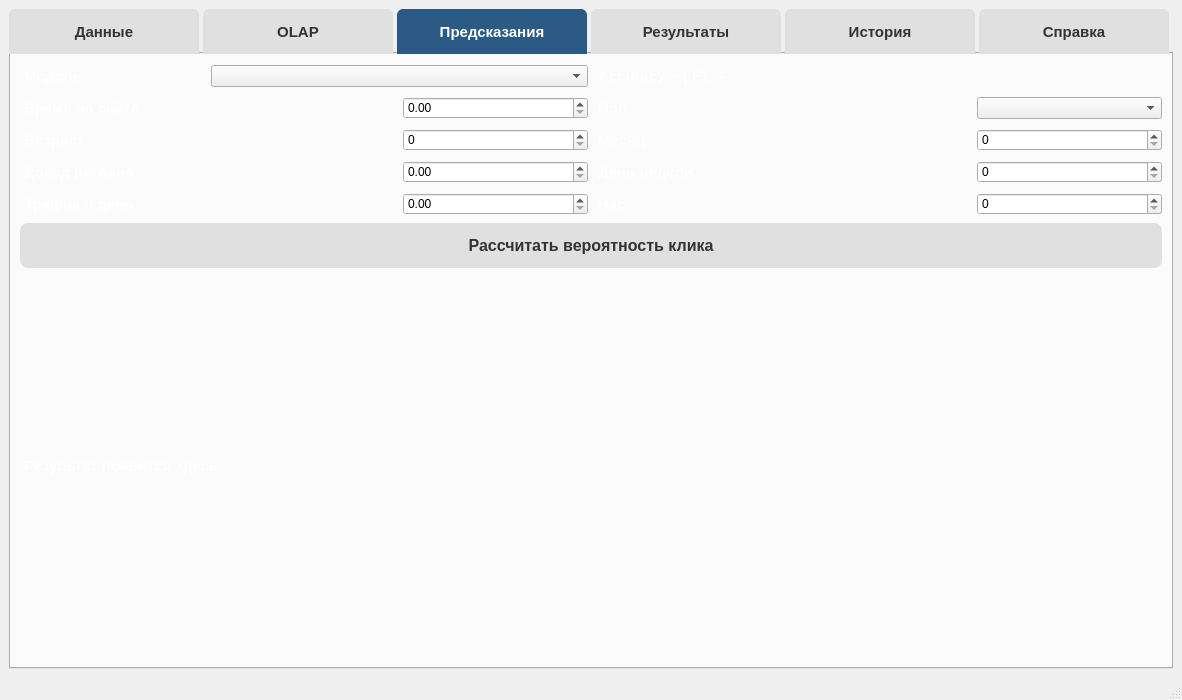
First picture: the form in course/desktop_app/mainwindow.ui, repository ilnikola07/Python, before the edit.
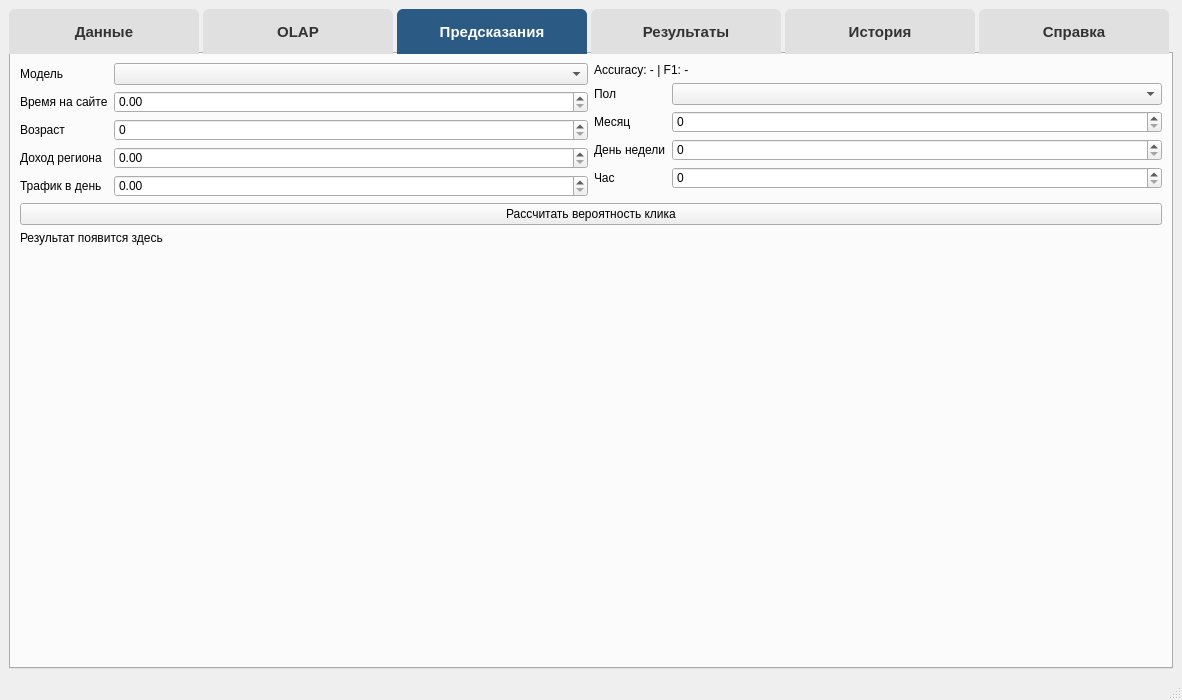
Second picture: the form after the edit. The open tabs and pages were chosen to show the change.

Commit message: Реализована исправленная рабочая версия

Patch:
```diff
--- a/course/desktop_app/mainwindow.ui
+++ b/course/desktop_app/mainwindow.ui
@@ -12,14 +12,14 @@
   </property>
   <property name="minimumSize">
    <size>
-    <width>1182</width>
-    <height>700</height>
+    <width>900</width>
+    <height>600</height>
    </size>
   </property>
   <property name="maximumSize">
    <size>
-    <width>1182</width>
-    <height>700</height>
+    <width>16777215</width>
+    <height>16777215</height>
    </size>
   </property>
   <property name="windowTitle">
@@ -125,54 +125,7 @@
     <item>
      <widget class="QTabWidget" name="table_widget">
       <property name="styleSheet">
-       <string notr="true">QWidget#data {
-    background-color: #2b5b84;
-}
-
-QLabel {
-    color: white;
-    font-size: 15px;
-    font-weight: bold;
-    padding: 4px 0px;
-}
-
-QPushButton {
-    background-color: #e0e0e0;
-    color: #333333;
-    min-height: 45px;
-    font-size: 16px;
-    font-weight: bold;
-    border: none;
-    border-radius: 8px;
-    padding: 0px 14px;
-}
-
-QPushButton:hover {
-    background-color: #d0d8e0;
-}
-
-QPushButton:pressed {
-    background-color: #2b5b84;
-    color: white;
-    border: 2px solid #e0e0e0;
-}
-
-QTableWidget {
-    background-color: white;
-    color: #222222;
-    border-radius: 6px;
-    gridline-color: #dcdcdc;
-    font-size: 13px;
-}
-
-QHeaderView::section {
-    background-color: #eef3f8;
-    color: #2b5b84;
-    font-weight: bold;
-    padding: 5px;
-    border: 1px solid #d0d7de;
-}
-</string>
+       <string notr="true"/>
       </property>
       <property name="currentIndex">
        <number>5</number>
@@ -352,36 +305,11 @@
        <attribute name="title">
         <string>Предсказания</string>
        </attribute>
-       <layout class="QGridLayout" name="gridLayout_2">
-        <item row="2" column="0">
-         <widget class="QLabel" name="lbl_model_metrics_4">
-          <property name="text">
-           <string>Возраст</string>
-          </property>
-         </widget>
-        </item>
-        <item row="1" column="2">
-         <widget class="QDoubleSpinBox" name="spin_time"/>
-        </item>
-        <item row="2" column="5">
-         <widget class="QSpinBox" name="spin_month"/>
-        </item>
-        <item row="1" column="5">
-         <widget class="QComboBox" name="combo_gender"/>
-        </item>
-        <item row="4" column="5">
-         <widget class="QSpinBox" name="spin_hour"/>
-        </item>
-        <item row="0" column="1" colspan="2">
-         <widget class="QComboBox" name="combo_model"/>
-        </item>
-        <item row="3" column="3" colspan="2">
-         <widget class="QLabel" name="lbl_model_metrics_8">
-          <property name="text">
-           <string>День недели</string>
-          </property>
-         </widget>
-        </item>
+       <layout class="QVBoxLayout" name="verticalLayout_4">
+        <item>
+         <layout class="QHBoxLayout" name="horizontalLayout_4">
+          <item>
+           <layout class="QFormLayout" name="formLayout">
         <item row="0" column="0">
          <widget class="QLabel" name="lbl_predict_result_2">
           <property name="text">
@@ -389,81 +317,131 @@
           </property>
          </widget>
         </item>
-        <item row="0" column="3" colspan="3">
-         <widget class="QLabel" name="lbl_model_metrics_3">
+            <item row="1" column="0">
+             <widget class="QLabel" name="lbl_model_metrics_2">
           <property name="text">
-           <string>Accuracy: - | F1: -</string>
+               <string>Время на сайте</string>
           </property>
          </widget>
         </item>
-        <item row="3" column="0" colspan="2">
+            <item row="1" column="1">
+             <widget class="QDoubleSpinBox" name="spin_time"/>
+            </item>
+            <item row="2" column="0">
+             <widget class="QLabel" name="lbl_model_metrics_4">
+              <property name="text">
+               <string>Возраст</string>
+              </property>
+             </widget>
+            </item>
+            <item row="2" column="1">
+             <widget class="QSpinBox" name="spin_age"/>
+            </item>
+            <item row="3" column="0">
          <widget class="QLabel" name="lbl_model_metrics_5">
           <property name="text">
            <string>Доход региона</string>
           </property>
          </widget>
         </item>
-        <item row="6" column="0" colspan="3">
-         <widget class="QLabel" name="lbl_predict_result">
+            <item row="3" column="1">
+             <widget class="QDoubleSpinBox" name="spin_income"/>
+            </item>
+            <item row="4" column="0">
+             <widget class="QLabel" name="lbl_model_metrics_6">
           <property name="text">
-           <string>Результат появится здесь</string>
+               <string>Трафик в день</string>
           </property>
          </widget>
         </item>
-        <item row="2" column="2">
-         <widget class="QSpinBox" name="spin_age"/>
-        </item>
-        <item row="1" column="3" colspan="2">
+            <item row="4" column="1">
+             <widget class="QDoubleSpinBox" name="spin_internet"/>
+            </item>
+            <item row="0" column="1">
+             <widget class="QComboBox" name="combo_model"/>
+            </item>
+           </layout>
+          </item>
+          <item>
+           <layout class="QFormLayout" name="formLayout_2">
+            <item row="1" column="1">
+             <widget class="QComboBox" name="combo_gender"/>
+            </item>
+            <item row="1" column="0">
          <widget class="QLabel" name="lbl_model_metrics">
           <property name="text">
            <string>Пол</string>
           </property>
          </widget>
         </item>
-        <item row="4" column="2">
-         <widget class="QDoubleSpinBox" name="spin_internet"/>
-        </item>
-        <item row="1" column="0" colspan="2">
-         <widget class="QLabel" name="lbl_model_metrics_2">
-          <property name="text">
-           <string>Время на сайте</string>
-          </property>
-         </widget>
-        </item>
-        <item row="3" column="2">
-         <widget class="QDoubleSpinBox" name="spin_income"/>
-        </item>
-        <item row="2" column="3" colspan="2">
+            <item row="2" column="0">
          <widget class="QLabel" name="lbl_model_metrics_7">
           <property name="text">
            <string>Месяц</string>
           </property>
          </widget>
         </item>
-        <item row="4" column="0" colspan="2">
-         <widget class="QLabel" name="lbl_model_metrics_6">
+            <item row="2" column="1">
+             <widget class="QSpinBox" name="spin_month"/>
+            </item>
+            <item row="3" column="0">
+             <widget class="QLabel" name="lbl_model_metrics_8">
           <property name="text">
-           <string>Трафик в день</string>
+               <string>День недели</string>
           </property>
          </widget>
         </item>
-        <item row="3" column="5">
+            <item row="3" column="1">
          <widget class="QSpinBox" name="spin_dow"/>
         </item>
-        <item row="4" column="3" colspan="2">
+            <item row="4" column="0">
          <widget class="QLabel" name="lbl_model_metrics_9">
           <property name="text">
            <string>Час</string>
           </property>
          </widget>
         </item>
-        <item row="5" column="0" colspan="6">
+            <item row="4" column="1">
+             <widget class="QSpinBox" name="spin_hour"/>
+            </item>
+            <item row="0" column="0" colspan="2">
+             <widget class="QLabel" name="lbl_model_metrics_3">
+              <property name="text">
+               <string>Accuracy: - | F1: -</string>
+              </property>
+             </widget>
+            </item>
+           </layout>
+          </item>
+         </layout>
+        </item>
+        <item>
          <widget class="QPushButton" name="btn_predict">
           <property name="text">
            <string>Рассчитать вероятность клика</string>
           </property>
          </widget>
         </item>
+        <item>
+         <widget class="QLabel" name="lbl_predict_result">
+          <property name="text">
+           <string>Результат появится здесь</string>
+          </property>
+         </widget>
+        </item>
+        <item>
+         <spacer name="verticalSpacer">
+          <property name="orientation">
+           <enum>Qt::Orientation::Vertical</enum>
+          </property>
+          <property name="sizeHint" stdset="0">
+           <size>
+            <width>20</width>
+            <height>40</height>
+           </size>
+          </property>
+         </spacer>
+        </item>
        </layout>
       </widget>
       <widget class="QWidget" name="visual">
```
Left out of the diff: 335 changed lines with no effect on the pictures. Lines whose indentation alone changed are shown as unchanged. The commit also changes 2 other files.
